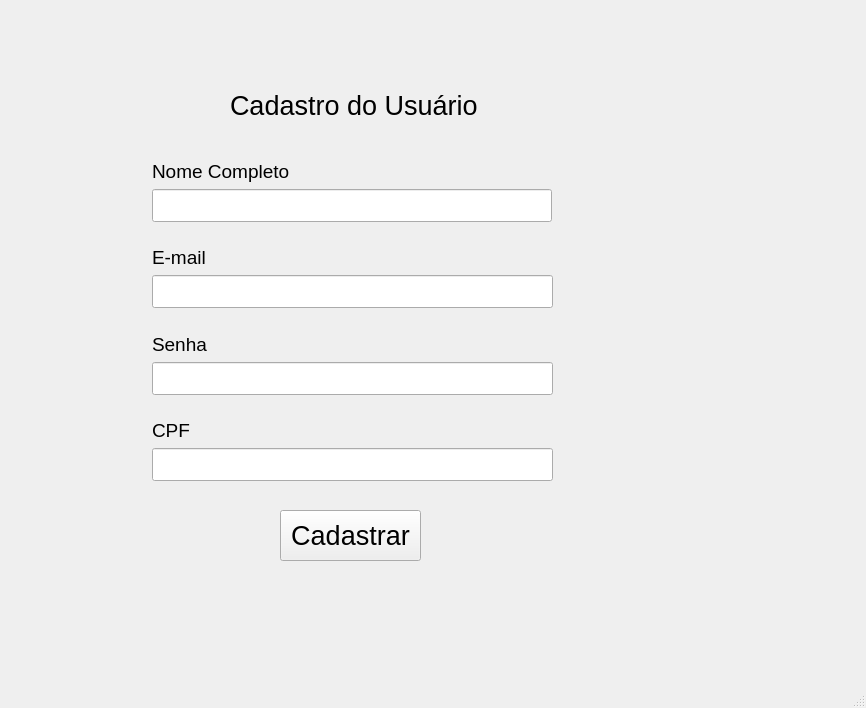
Old version of the form layouts/cadastro_livro.ui in the repository RiquelmeG22/BibliotecaPython.
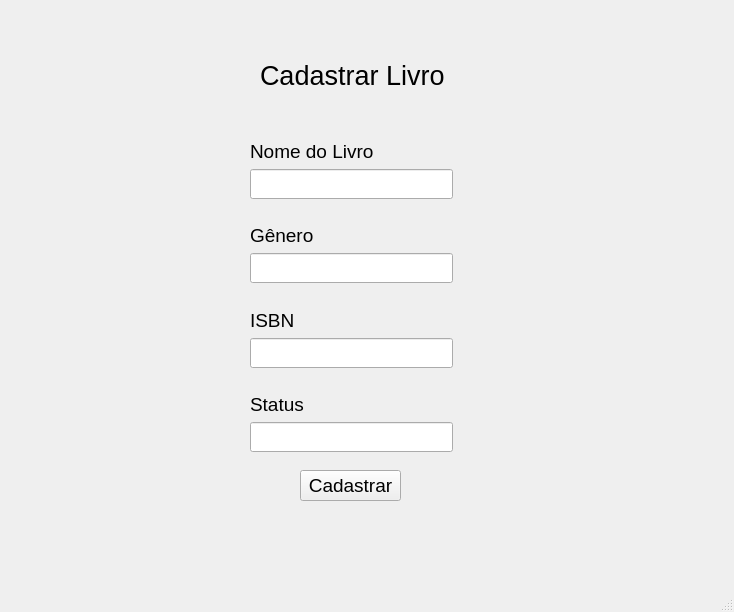
New version of the form.

```diff
--- a/layouts/cadastro_livro.ui
+++ b/layouts/cadastro_livro.ui
@@ -6,8 +6,8 @@
    <rect>
     <x>0</x>
     <y>0</y>
-    <width>866</width>
-    <height>708</height>
+    <width>734</width>
+    <height>612</height>
    </rect>
   </property>
   <property name="font">
@@ -23,29 +23,28 @@
    <widget class="QLabel" name="labelTituloCadUsuario">
     <property name="geometry">
      <rect>
-      <x>230</x>
-      <y>90</y>
-      <width>251</width>
-      <height>31</height>
+      <x>260</x>
+      <y>50</y>
+      <width>191</width>
+      <height>51</height>
      </rect>
     </property>
     <property name="font">
      <font>
-      <family>Segoe UI</family>
       <pointsize>20</pointsize>
      </font>
     </property>
     <property name="text">
-     <string>Cadastro do Usuário</string>
+     <string>Cadastrar Livro</string>
     </property>
    </widget>
    <widget class="QWidget" name="verticalLayoutWidget">
     <property name="geometry">
      <rect>
-      <x>152</x>
-      <y>160</y>
-      <width>401</width>
-      <height>321</height>
+      <x>250</x>
+      <y>140</y>
+      <width>203</width>
+      <height>312</height>
      </rect>
     </property>
     <layout class="QVBoxLayout" name="VerticalCadUsuario">
@@ -58,7 +57,7 @@
         </font>
        </property>
        <property name="text">
-        <string>Nome Completo</string>
+        <string>Nome do Livro</string>
        </property>
       </widget>
      </item>
@@ -66,10 +65,13 @@
       <widget class="QLineEdit" name="lineNcompleto">
        <property name="maximumSize">
         <size>
-         <width>400</width>
-         <height>35</height>
+         <width>300</width>
+         <height>30</height>
         </size>
        </property>
+       <property name="text">
+        <string/>
+       </property>
       </widget>
      </item>
      <item>
@@ -93,12 +95,19 @@
         </font>
        </property>
        <property name="text">
-        <string>E-mail</string>
+        <string>Gênero</string>
        </property>
       </widget>
      </item>
      <item>
-      <widget class="QLineEdit" name="lineEmail"/>
+      <widget class="QLineEdit" name="lineEdit_genero">
+       <property name="maximumSize">
+        <size>
+         <width>300</width>
+         <height>30</height>
+        </size>
+       </property>
+      </widget>
      </item>
      <item>
       <spacer name="verticalSpacer_2">
@@ -121,12 +130,19 @@
         </font>
        </property>
        <property name="text">
-        <string>Senha</string>
+        <string>ISBN</string>
        </property>
       </widget>
      </item>
      <item>
-      <widget class="QLineEdit" name="lineSenha"/>
+      <widget class="QLineEdit" name="lineEdit_isbn">
+       <property name="maximumSize">
+        <size>
+         <width>300</width>
+         <height>30</height>
+        </size>
+       </property>
+      </widget>
      </item>
      <item>
       <spacer name="verticalSpacer_3">
@@ -145,31 +161,40 @@
       <widget class="QLabel" name="label_cpf">
        <property name="font">
         <font>
+         <family>Segoe UI</family>
          <pointsize>14</pointsize>
         </font>
        </property>
        <property name="text">
-        <string>CPF</string>
+        <string>Status</string>
        </property>
       </widget>
      </item>
      <item>
-      <widget class="QLineEdit" name="linecpf"/>
+      <widget class="QLineEdit" name="lineEdit_status">
+       <property name="maximumSize">
+        <size>
+         <width>300</width>
+         <height>30</height>
+        </size>
+       </property>
+      </widget>
      </item>
     </layout>
    </widget>
    <widget class="QPushButton" name="btnCadastrar">
     <property name="geometry">
      <rect>
-      <x>280</x>
-      <y>510</y>
-      <width>141</width>
-      <height>51</height>
+      <x>300</x>
+      <y>470</y>
+      <width>101</width>
+      <height>31</height>
      </rect>
     </property>
     <property name="font">
      <font>
-      <pointsize>20</pointsize>
+      <family>Segoe UI</family>
+      <pointsize>14</pointsize>
      </font>
     </property>
     <property name="text">
```
Left out of the diff: 18 changed lines with no effect on the pictures.
